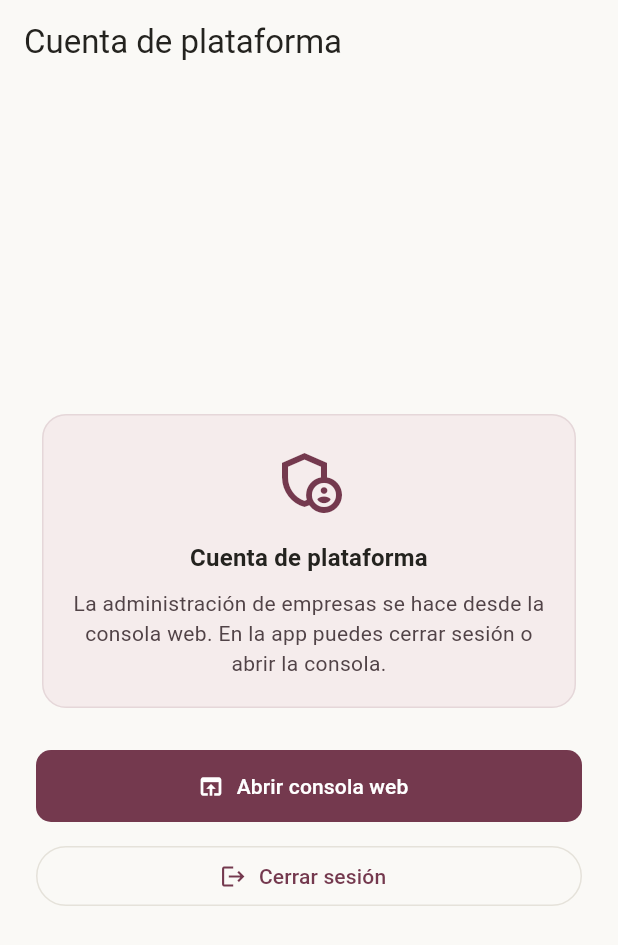
After one commit to JA-Guevara/MOBILE_MARKETPLACE_MODA, a Flutter app: the CuentaPlataformaScreen screen opened by its route, on a phone screen of 412 x 824 dp. The commit adds this screen. Shown: the top 945 px of the screen. Run offline on Flutter 3.47's test engine with Material 3 defaults, Android fonts, the phone set to English and light mode, and no system bars; our stand-ins replace cached_network_image, camera, connectivity_plus, dio, flutter_cache_manager, flutter_riverpod and 5 more; missing offline and left inert: google_mlkit_pose_detection; accounts and stored records are empty; network calls fail.

Commit message:
feat(saas): soporte para cuenta de plataforma, eliminacion de widgets pendientes y unificacion de docs
- Redireccion automatica y pantalla CuentaPlataformaScreen cuando inicia sesion un super admin de plataforma.
- Eliminacion de widget placeholder pantalla_pendiente.dart y carpeta libCachedImageData.
- Centralizacion de documentacion en docs/movil/.
- 257 pruebas aprobadas, flutter analyze clean.

```diff
--- a/lib/app/router.dart
+++ b/lib/app/router.dart
@@ -5,6 +5,7 @@ import 'package:go_router/go_router.dart';
 import '../features/usuarios_catalogo/application/session_controller.dart';
 import '../features/usuarios_catalogo/presentation/account_screen.dart';
 import '../features/usuarios_catalogo/presentation/cambiar_contrasena_screen.dart';
+import '../features/usuarios_catalogo/presentation/cuenta_plataforma_screen.dart';
 import '../features/usuarios_catalogo/presentation/login_screen.dart';
 import '../features/usuarios_catalogo/presentation/prenda_screen.dart';
 import '../features/ventas_pagos/presentation/carrito_screen.dart';
@@ -63,6 +64,18 @@ final routerProvider = Provider<GoRouter>((ref) {
       // login en ese instante haría parpadear la pantalla en cada arranque.
       if (sesion.restaurando) return null;
       final destino = estado.matchedLocation;
+
+      final usuario = sesion.usuario;
+      if (usuario?.esCuentaPlataforma == true) {
+        if (destino != '/cuenta-plataforma') {
+          return '/cuenta-plataforma';
+        }
+        return null;
+      }
+      if (destino == '/cuenta-plataforma') {
+        return '/';
+      }
+
       // El espejo en vivo es público, igual que en la web; una cuenta se pide
       // recién para guardar una foto IA o consultar información personal.
       final exigeSesion = _rutasPrivadas.any(destino.startsWith);
@@ -72,6 +85,11 @@ final routerProvider = Provider<GoRouter>((ref) {
       return null;
     },
     routes: [
+      GoRoute(
+        path: '/cuenta-plataforma',
+        parentNavigatorKey: _raiz,
+        builder: (context, estado) => const CuentaPlataformaScreen(),
+      ),
       GoRoute(
         path: '/sin-conexion',
         parentNavigatorKey: _raiz,
--- a/lib/features/usuarios_catalogo/domain/usuario.dart
+++ b/lib/features/usuarios_catalogo/domain/usuario.dart
@@ -42,6 +42,8 @@ class Usuario {
   };
 
   String get nombreCompleto => '$nombre $apellido'.trim();
+
+  bool get esCuentaPlataforma => empresa == null && permisos.contains('tenants.read');
 
   bool puede(String permiso) => permisos.contains(permiso);
 
--- /dev/null
+++ b/lib/features/usuarios_catalogo/presentation/cuenta_plataforma_screen.dart
@@ -0,0 +1,94 @@
+import 'package:flutter/material.dart';
+import 'package:flutter_riverpod/flutter_riverpod.dart';
+import 'package:url_launcher/url_launcher.dart';
+
+import '../../../core/config/environment.dart';
+import '../application/session_controller.dart';
+
+/// Pantalla informativa para cuentas con rol de plataforma (super administrador).
+///
+/// La administración y configuración global de FashionStore SaaS se realiza
+/// desde la consola web. Desde esta pantalla la persona puede abrir la consola
+/// web en el navegador del dispositivo o cerrar su sesión.
+class CuentaPlataformaScreen extends ConsumerWidget {
+  const CuentaPlataformaScreen({super.key});
+
+  Future<void> _abrirConsolaWeb() async {
+    final url = Uri.parse('${Environment.webUrl}/admin/plataforma');
+    await launchUrl(url, mode: LaunchMode.externalApplication);
+  }
+
+  @override
+  Widget build(BuildContext context, WidgetRef ref) {
+    final tema = Theme.of(context);
+
+    return Scaffold(
+      appBar: AppBar(
+        title: const Text('Cuenta de plataforma'),
+        automaticallyImplyLeading: false,
+      ),
+      body: SafeArea(
+        child: Padding(
+          padding: const EdgeInsets.all(24.0),
+          child: Column(
+            mainAxisAlignment: MainAxisAlignment.center,
+            crossAxisAlignment: CrossAxisAlignment.stretch,
+            children: [
+              Card(
+                elevation: 0,
+                color: tema.colorScheme.surfaceContainerHighest.withValues(alpha: 0.5),
+                shape: RoundedRectangleBorder(
+                  borderRadius: BorderRadius.circular(16),
+                  side: BorderSide(
+                    color: tema.colorScheme.outlineVariant.withValues(alpha: 0.5),
+                  ),
+                ),
+                child: Padding(
+                  padding: const EdgeInsets.all(20.0),
+                  child: Column(
+                    children: [
+                      Icon(
+                        Icons.admin_panel_settings_outlined,
+                        size: 48,
+                        color: tema.colorScheme.primary,
+                      ),
+                      const SizedBox(height: 16),
+                      Text(
+                        'Cuenta de plataforma',
+                        style: tema.textTheme.titleMedium?.copyWith(
+                          fontWeight: FontWeight.bold,
+                        ),
+                        textAlign: TextAlign.center,
+                      ),
+                      const SizedBox(height: 8),
+                      Text(
+                        'La administración de empresas se hace desde la consola web. '
+                        'En la app puedes cerrar sesión o abrir la consola.',
+                        style: tema.textTheme.bodyMedium?.copyWith(
+                          color: tema.colorScheme.onSurfaceVariant,
+                        ),
+                        textAlign: TextAlign.center,
+                      ),
+                    ],
+                  ),
+                ),
+              ),
+              const SizedBox(height: 24),
+              FilledButton.icon(
+                onPressed: _abrirConsolaWeb,
+                icon: const Icon(Icons.open_in_browser),
+                label: const Text('Abrir consola web'),
+              ),
+              const SizedBox(height: 12),
+              OutlinedButton.icon(
+                onPressed: () => ref.read(sessionProvider.notifier).cerrarSesion(),
+                icon: const Icon(Icons.logout),
+                label: const Text('Cerrar sesión'),
+              ),
+            ],
+          ),
+        ),
+      ),
+    );
+  }
+}
```
Also changed, not shown: lib/shared/widgets/pantalla_pendiente.dart (deleted, +0 -47 lines), 4 other files.
